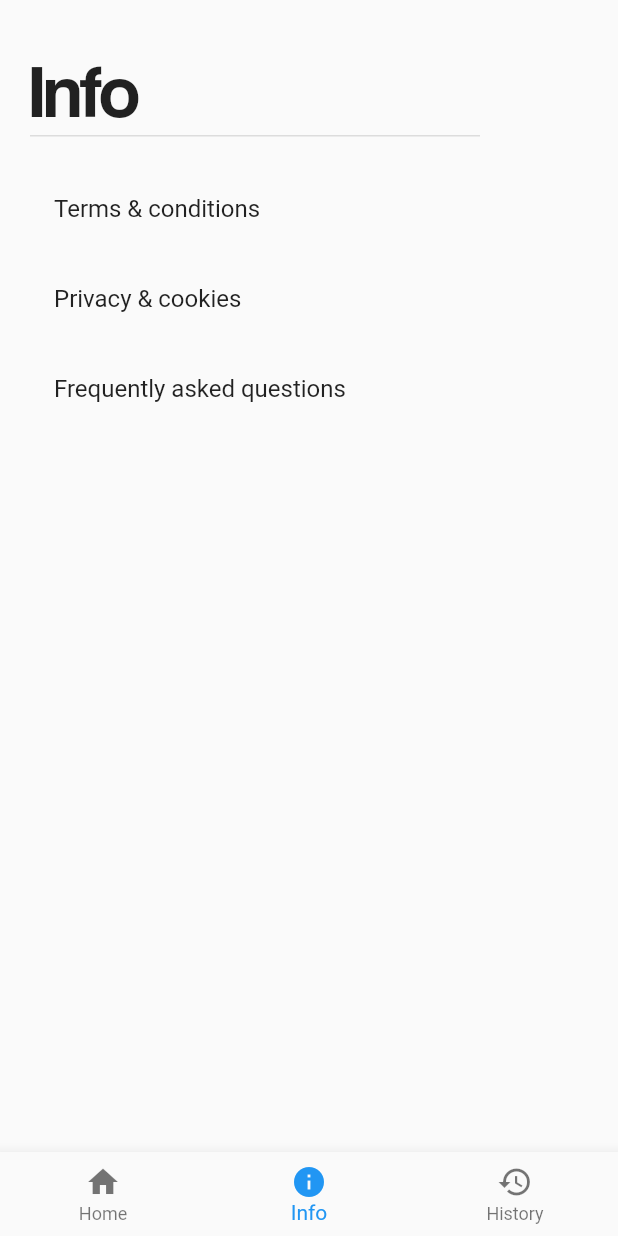
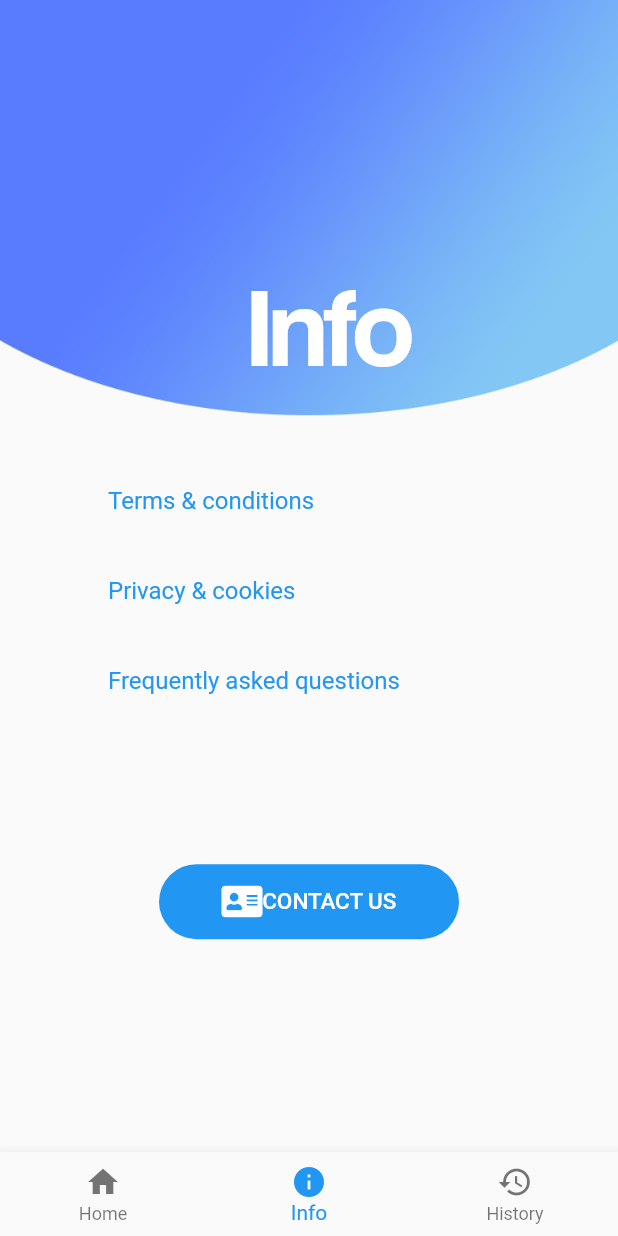
Before and after one commit to longgtruong/seachandgo, a Flutter app: the screen it shows after launch, item 2 of the bottom bar chosen, on a phone screen of 412 x 824 dp. Run offline on Flutter 3.47's test engine with Material 2 defaults, Android fonts, the phone set to English and light mode, and no system bars; our stand-ins replace equatable, flutter_bloc, font_awesome_flutter, image_picker, jiffy, percent_indicator and 1 more; missing offline and left inert: tflite.

```diff
--- a/lib/screens/info_screen.dart
+++ b/lib/screens/info_screen.dart
@@ -1,4 +1,5 @@
 import 'package:flutter/material.dart';
+import 'package:font_awesome_flutter/font_awesome_flutter.dart';
 import 'package:searchtogo/models/infolinks.dart';
 import 'package:url_launcher/url_launcher.dart';
 
@@ -9,8 +10,7 @@ class InfoPage extends StatefulWidget {
 
 class _InfoPageState extends State<InfoPage> {
 
-  Color bg = null;
-  List<String> tabs = ["hello","aaaa","abc"];
+  Color bg;
 
   _openURL(String link) async {
     bg = Colors.black12;
@@ -25,37 +25,25 @@ class _InfoPageState extends State<InfoPage> {
 
   @override
   Widget build(BuildContext context) {
-    return Column(
-      children: <Widget>[
-        Padding(
-          padding: const EdgeInsets.only(
-              top: 30,
-              left: 20
-          ),
-          child: Container(
-            width: 300,
-            decoration: BoxDecoration(
-                border: Border(
-                    bottom: BorderSide(
-                        color: Colors.black12,
-                        width: 1
-                    )
+    return Center(
+      child: Column(
+        crossAxisAlignment: CrossAxisAlignment.center,
+        children: <Widget>[
+          Center(
+            child: Stack(
+              children: <Widget>[
+                Image.asset('assets/images/bg-1.png'),
+                Positioned(
+                  bottom: 30.0,
+                  left: MediaQuery.of(context).size.width/2-40,
+                  child:Text("Info", style: TextStyle(fontSize: 75, fontFamily: 'Coolvetica',color: Colors.white)),
                 )
-            ),
-            child: Row(
-              children: <Widget>[
-                Text("Info", style: TextStyle(fontSize: 50, fontFamily: 'Coolvetica'),),
-              ],
+              ]
             ),
           ),
-        ),
-        Padding(
-          padding: const EdgeInsets.only(
-            left: 20,
-            top: 20
-          ),
-          child: Container(
-            height: 400,
+          SizedBox(height:15.0),
+          Container(
+            height: 250.0,
             width: 300,
             child: ListView.builder(
               itemCount: links.length,
@@ -73,7 +61,7 @@ class _InfoPageState extends State<InfoPage> {
                           vertical: 10,
                           horizontal: 0
                         ),
-                        child: Text(links[index].name),
+                        child: Text(links[index].name,style: TextStyle(color: Colors.blue),),
                       ),
                     ),
                   ),
@@ -81,8 +69,34 @@ class _InfoPageState extends State<InfoPage> {
               },
             )
           ),
-        )
-      ]
+          SizedBox(height:20.0),
+          FlatButton(
+            onPressed: () {
+
+            },
+            child: Container(
+              width: 200,
+              height: 50,
+              decoration: const BoxDecoration(
+                  color: Colors.blue,
+                  borderRadius:
+                  BorderRadius.all(Radius.circular(30))),
+              child: Row(
+                mainAxisAlignment: MainAxisAlignment.center,
+                children: <Widget>[
+                  FaIcon(
+                      FontAwesomeIcons.solidAddressCard,
+                      color: Colors.white,
+                  ),
+                  Text('CONTACT US',
+                      style: TextStyle(
+                          fontSize: 15, color: Colors.white)),
+                ],
+              ),
+            ),
+          )
+        ]
+      ),
     );
   }
 }
--- a/pubspec.yaml
+++ b/pubspec.yaml
@@ -21,6 +21,8 @@ environment:
   sdk: ">=2.7.0 <3.0.0"
 
 dependencies:
+  carousel_slider:
+  simple_animations:
   font_awesome_flutter:
   jiffy:
   percent_indicator: "^2.1.1"
```
Also changed, not shown: lib/animation/FadeAnimation.dart (added, +33 -0 lines), lib/screens/home_screen.dart (+18 -10 lines), lib/screens/result_screen.dart (+7 -3 lines), lib/widget/Carousel.dart (added, +64 -0 lines), lib/widget/CarouselItem.dart (added, +66 -0 lines), assets/images/bg-1.png (added), assets/images/bg.png (added), assets/images/loading.gif (added), pubspec.lock.
